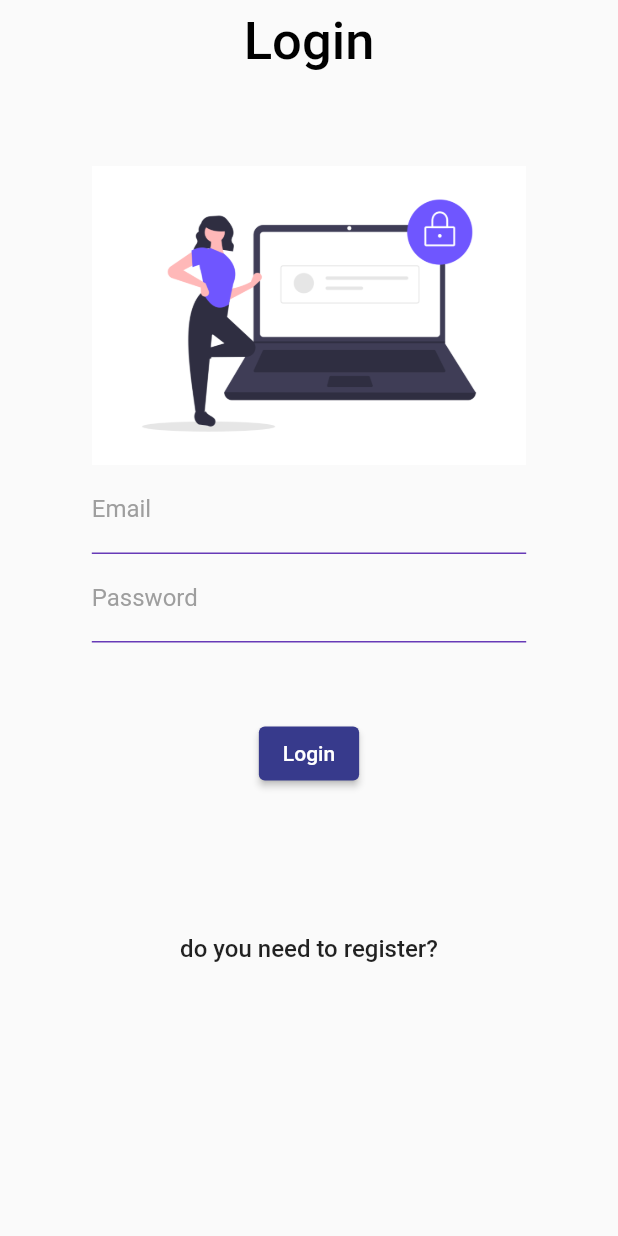
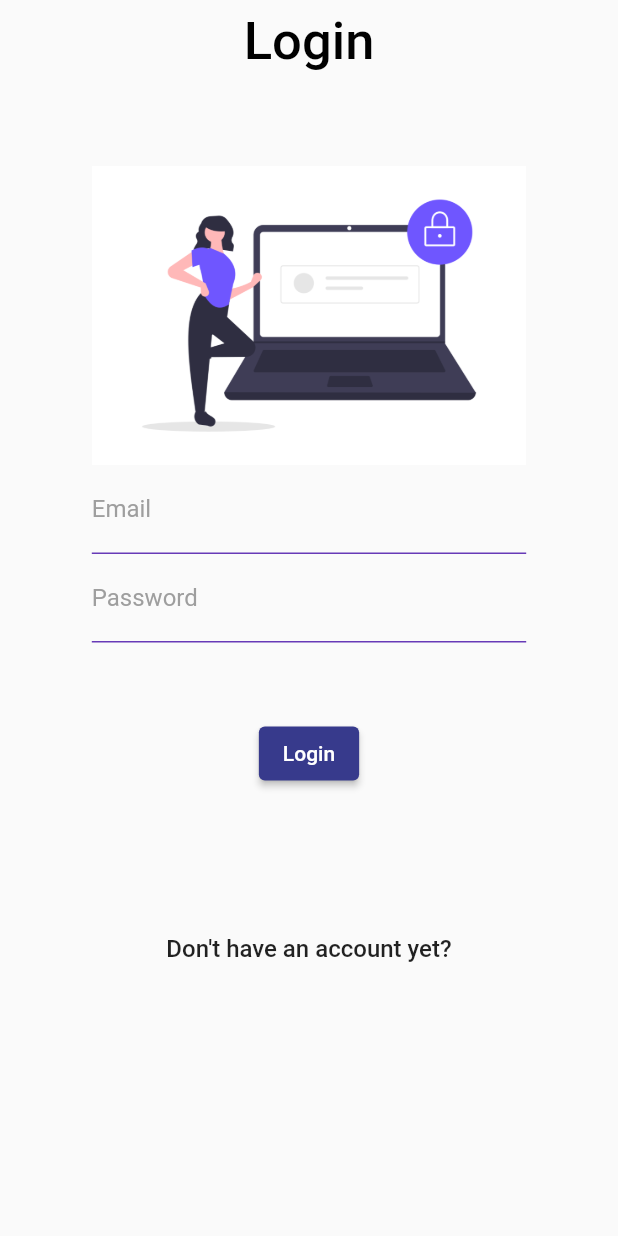
Before and after one commit to DeijoseDevelop/project_gallery_flutter, a Flutter app: the screen it shows after launch, on a phone screen of 412 x 824 dp. Run offline on Flutter 3.47's test engine with Material 2 defaults, Android fonts, the light colour scheme and no system bars; our stand-ins replace animated_splash_screen, flutter_secure_storage, google_fonts, image_picker, local_auth, lottie and 3 more; missing offline and left inert: local_auth_android, local_auth_ios, local_auth_platform_interface, local_auth_windows.

Commit message:
update some details

```diff
--- a/lib/views/login_view.dart
+++ b/lib/views/login_view.dart
@@ -90,7 +90,7 @@ class _PostForm extends StatelessWidget {
                   onPressed: () => Navigator.pushReplacement(context,
                       MaterialPageRoute(builder: (context) => RegisterView())),
                   child: const Text(
-                    'do you need to register?',
+                    'Don\'t have an account yet?',
                     style: TextStyle(
                       color: Colors.black87,
                       fontSize: 16,
--- a/lib/views/register_view.dart
+++ b/lib/views/register_view.dart
@@ -79,7 +79,7 @@ class _PostForm extends StatelessWidget {
                   controller: _email,
                   onSubmitted: (value) async {
                     FocusScope.of(context).requestFocus(FocusNode());
-                    final res = await login(context,
+                    final res = await register(context,
                         email: _email.text, password: _password.text);
                     print(res);
                   },
@@ -94,7 +94,7 @@ class _PostForm extends StatelessWidget {
                   controller: _password,
                   onSubmitted: (value) async {
                     FocusScope.of(context).requestFocus(FocusNode());
-                    final res = await login(context,
+                    final res = await register(context,
                         email: _email.text, password: _password.text);
                     print(res);
                   },
```
Also changed, not shown: 1 other file.
